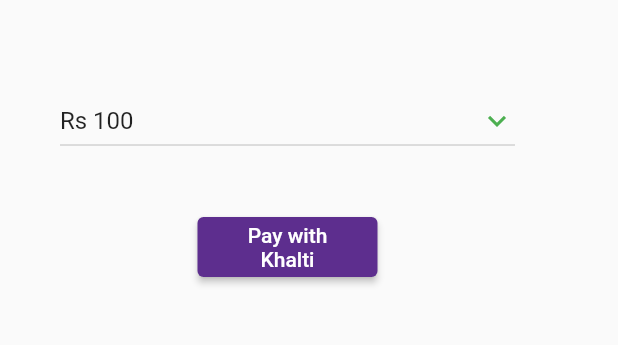
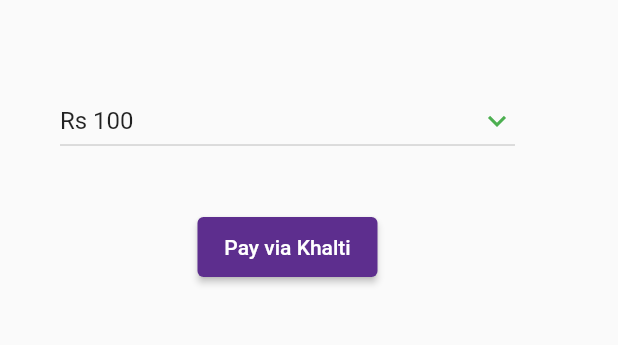
Before and after one commit to k-ayyy/khalti-payment-integration, a Flutter app: the screen it shows after launch, on a phone screen of 412 x 824 dp, the part 59-404 px from its top. Run offline on Flutter 3.47's test engine with Material 2 defaults, Android fonts, the light colour scheme and no system bars; missing offline and left inert: flutter_khalti.

Commit message:
payment integration functionality

```diff
--- a/lib/make_payment.dart
+++ b/lib/make_payment.dart
@@ -89,7 +89,7 @@
               height: 40.0,
               child: ElevatedButton(
                 child: Text(
-                  'Pay with Khalti',
+                  'Pay via Khalti',
                   textAlign: TextAlign.center,
                 ),
                 style: ButtonStyle(
```
